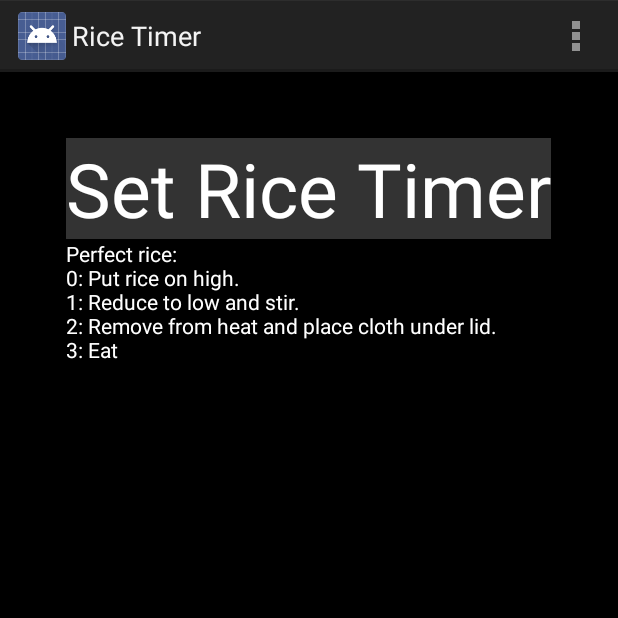
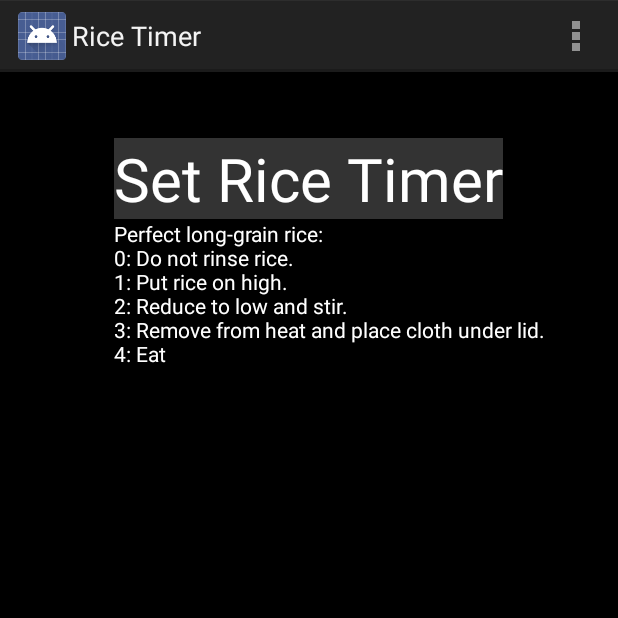
Before and after one commit to jlokimlin/rice_timer_app, an Android app: the screen it shows after launch (AddRiceTimer), after a tap on "Set Rice Timer", on a phone screen of 412 x 824 dp, the top half of it. Run offline under Robolectric (Android 15) with nearby library versions, the phone set to English and light mode, and no system bars.

Commit message:
Feature complete v.1

```diff
--- a/app/src/main/java/com/jlokimlin/rice_timer/rice_timer/AddRiceTimer.java
+++ b/app/src/main/java/com/jlokimlin/rice_timer/rice_timer/AddRiceTimer.java
@@ -22,9 +22,9 @@ import java.util.concurrent.Executors;
  */
 public class AddRiceTimer extends Activity {
 
-    private static final float DEFAULT_BRING_RICE_TO_BOIL_MINUTES = 3.5f;
-    private static final float DEFAULT_COOK_RICE_MINUTES = 11.5f;
-    private static final float DEFAULT_REST_RICE_MINUTES = 10.0f;
+    private static final String DEFAULT_BRING_RICE_TO_BOIL_MINUTES = "3.5f";
+    private static final String DEFAULT_COOK_RICE_MINUTES = "11.5f";
+    private static final String DEFAULT_REST_RICE_MINUTES = "10.0f";
     private static final int SLEEP_TIME_MILLIS = 1000;
     private static final int SECONDS_IN_MINUTE = 60;
     private ExecutorService singleThreadPool;
@@ -38,16 +38,14 @@ public class AddRiceTimer extends Activity {
         sharedPref = PreferenceManager.getDefaultSharedPreferences(getBaseContext());
     }
 
-    @Override
-    protected void onActivityResult(int requestCode, int resultCode, Intent data) {
-        Log.v("ActivityResult", "Timer started. Request Code: " + requestCode + " Result: " + resultCode);
-    }
-
     public void startRice() {
 
-        String sharedPrefBoilMinutes = sharedPref.getString(getString(R.string.boil_key), String.valueOf(DEFAULT_BRING_RICE_TO_BOIL_MINUTES));
-        String sharedPrefCookMinutes = sharedPref.getString(getString(R.string.cook_key), String.valueOf(DEFAULT_COOK_RICE_MINUTES));
-        String sharedPrefRestMinutes = sharedPref.getString(getString(R.string.rest_key), String.valueOf(DEFAULT_REST_RICE_MINUTES));
+        String sharedPrefBoilMinutes = sharedPref.getString(getString(R.string.boil_key),
+                DEFAULT_BRING_RICE_TO_BOIL_MINUTES);
+        String sharedPrefCookMinutes = sharedPref.getString(getString(R.string.cook_key),
+                DEFAULT_COOK_RICE_MINUTES);
+        String sharedPrefRestMinutes = sharedPref.getString(getString(R.string.rest_key),
+                DEFAULT_REST_RICE_MINUTES);
 
         float timerBoilMinutes = Float.valueOf(sharedPrefBoilMinutes);
         float timerCookMinutes = timerBoilMinutes + Float.valueOf(sharedPrefCookMinutes);
--- a/app/src/main/res/layout/activity_add_rice_timer.xml
+++ b/app/src/main/res/layout/activity_add_rice_timer.xml
@@ -24,14 +24,14 @@
         android:onClick="startRice"
         android:id="@+id/button"
         android:background="#ff333333"
-        android:textSize="50sp"
+        android:textSize="40sp"
         android:textColor="#ffffffff"
         android:layout_marginTop="28dp"
         android:layout_alignParentTop="true"
         android:layout_centerHorizontal="true" />
 
     <TextView
-        android:text="Perfect rice:\n0: Put rice on high.\n1: Reduce to low and stir. \n2: Remove from heat and place cloth under lid.\n3: Eat"
+        android:text="@string/long_grain_instructions"
         android:layout_width="wrap_content"
         android:layout_height="wrap_content"
         android:id="@+id/textView"
--- a/app/src/main/res/values/strings.xml
+++ b/app/src/main/res/values/strings.xml
@@ -16,5 +16,6 @@
     <string name="boil_summary">Time it takes for rice to come to a rolling boil.</string>
     <string name="cook_summary">Additional cooking time, after reducing heat to a simmer.</string>
     <string name="rest_summary">The resting period after cooking.</string>
+    <string name="long_grain_instructions">Perfect long-grain rice: \n0: Do not rinse rice. \n1: Put rice on high. \n2: Reduce to low and stir.  \n3: Remove from heat and place cloth under lid. \n4: Eat</string>
 
 </resources>
--- a/app/src/main/res/xml/preferences.xml
+++ b/app/src/main/res/xml/preferences.xml
@@ -5,17 +5,17 @@
     android:title="@string/boil_rice_settings_name"
     android:summary="@string/boil_summary"
     android:inputType="numberDecimal"
-    android:defaultValue="3.5" />
+    android:defaultValue="3.5f" />
     <EditTextPreference
         android:key="@string/cook_key"
         android:title="@string/cook_rice_settings_name"
         android:summary="@string/cook_summary"
         android:inputType="numberDecimal"
-        android:defaultValue="11.5" />
+        android:defaultValue="11.5f" />
     <EditTextPreference
         android:key="@string/rest_key"
         android:title="@string/rest_rice_settings_name"
         android:summary="@string/rest_summary"
         android:inputType="numberDecimal"
-        android:defaultValue="10" />
+        android:defaultValue="10.0f" />
 </PreferenceScreen>
```
